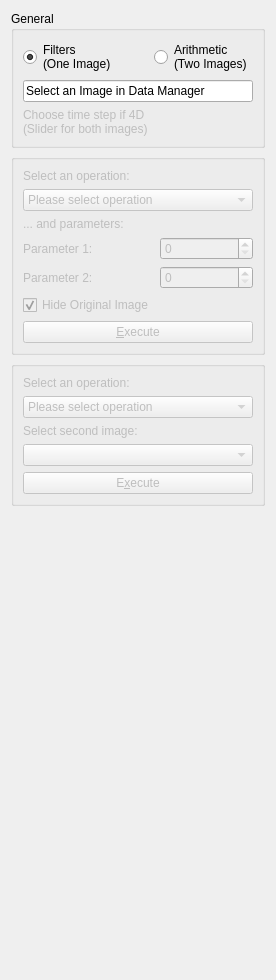
The window that Modules/Bundles/org.mitk.gui.qt.basicimageprocessing/src/internal/QmitkBasicImageProcessingViewControls.ui (MITK/MITK) describes before a commit, drawn with Qt 5.
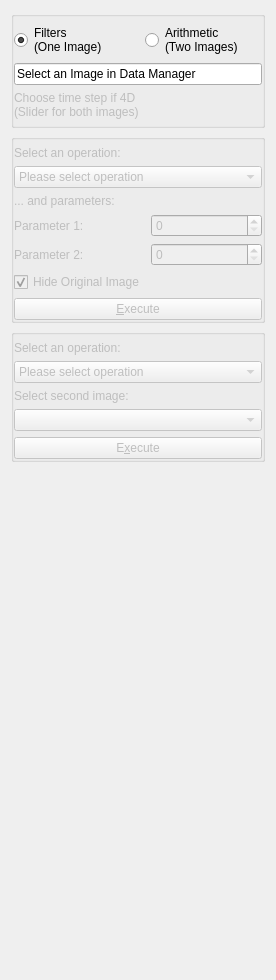
The same window after the commit. Custom widgets are drawn as their Qt base class.

Commit message: FIX (#2686): Use flat group boxes without margins; logic update for 2 image ops; removed unused onImage2Selected() method

What changed in the file:
```diff
--- a/Modules/Bundles/org.mitk.gui.qt.basicimageprocessing/src/internal/QmitkBasicImageProcessingViewControls.ui
+++ b/Modules/Bundles/org.mitk.gui.qt.basicimageprocessing/src/internal/QmitkBasicImageProcessingViewControls.ui
@@ -17,9 +17,24 @@
    <item row="0" column="0">
     <widget class="QGroupBox" name="groupBox">
      <property name="title">
-      <string>General</string>
+      <string/>
+     </property>
+     <property name="flat">
+      <bool>true</bool>
      </property>
      <layout class="QGridLayout" name="gridLayout_3">
+      <property name="leftMargin">
+       <number>0</number>
+      </property>
+      <property name="topMargin">
+       <number>6</number>
+      </property>
+      <property name="rightMargin">
+       <number>0</number>
+      </property>
+      <property name="bottomMargin">
+       <number>6</number>
+      </property>
       <item row="0" column="0">
        <widget class="QRadioButton" name="rBOneImOp">
         <property name="text">
@@ -84,7 +99,22 @@
      <property name="title">
       <string/>
      </property>
+     <property name="flat">
+      <bool>true</bool>
+     </property>
      <layout class="QGridLayout" name="gridLayout">
+      <property name="leftMargin">
+       <number>0</number>
+      </property>
+      <property name="topMargin">
+       <number>6</number>
+      </property>
+      <property name="rightMargin">
+       <number>0</number>
+      </property>
+      <property name="bottomMargin">
+       <number>0</number>
+      </property>
       <item row="0" column="0" colspan="2">
        <widget class="QLabel" name="tlWhat1">
         <property name="enabled">
@@ -286,6 +316,9 @@
      <property name="title">
       <string/>
      </property>
+     <property name="flat">
+      <bool>true</bool>
+     </property>
      <property name="checkable">
       <bool>false</bool>
      </property>
@@ -293,6 +326,18 @@
       <bool>false</bool>
      </property>
      <layout class="QGridLayout" name="gridLayout_2">
+      <property name="leftMargin">
+       <number>0</number>
+      </property>
+      <property name="topMargin">
+       <number>6</number>
+      </property>
+      <property name="rightMargin">
+       <number>0</number>
+      </property>
+      <property name="bottomMargin">
+       <number>0</number>
+      </property>
       <item row="2" column="0" colspan="2">
        <widget class="QLabel" name="tlImage2">
         <property name="enabled">
```
The commit also changes 1 other file.
